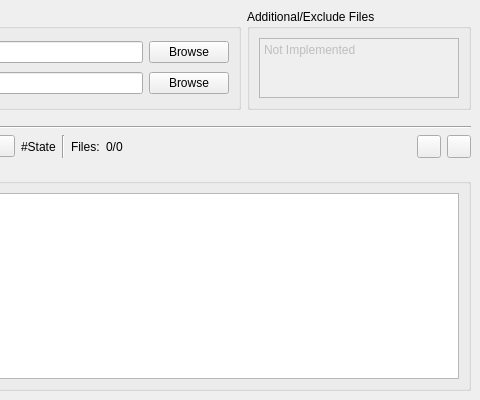
Old version of the form MainWindow.ui in the repository CharlesLiaoO/WorkingCopySynchronizer; both pictures show x 220 to 700 and y 0 to 400 of the 700 by 400 pixel window.
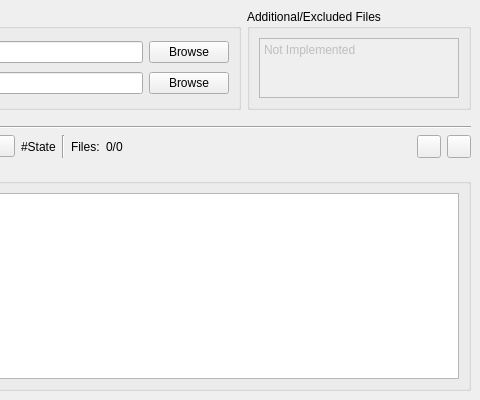
New version of the form. Icons and pictures are not drawn.

Commit message: RemoveExistingPath: can remove read-only file in windows; move to NotPrjRel Other refactor

```diff
--- a/MainWindow.ui
+++ b/MainWindow.ui
@@ -196,7 +196,7 @@
     <item row="0" column="1">
      <widget class="QGroupBox" name="groupBox_5">
       <property name="title">
-       <string>Additional/Exclude Files</string>
+       <string>Additional/Excluded Files</string>
       </property>
       <layout class="QVBoxLayout" name="verticalLayout">
        <item>
```
The commit also changes 4 other files.
